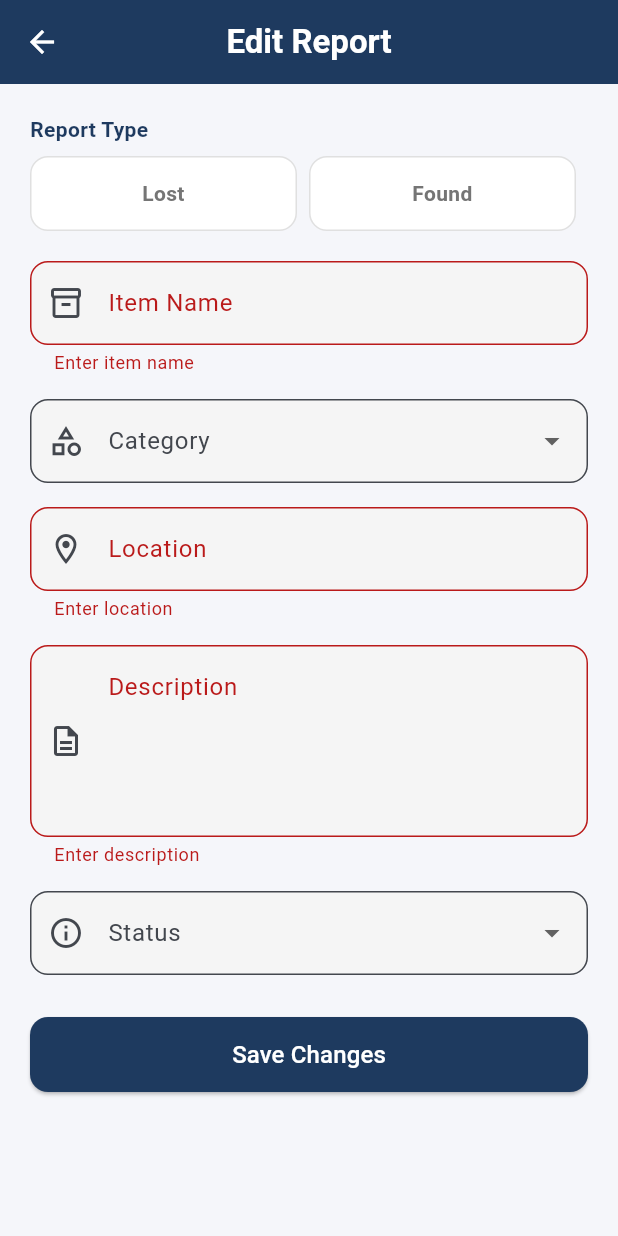
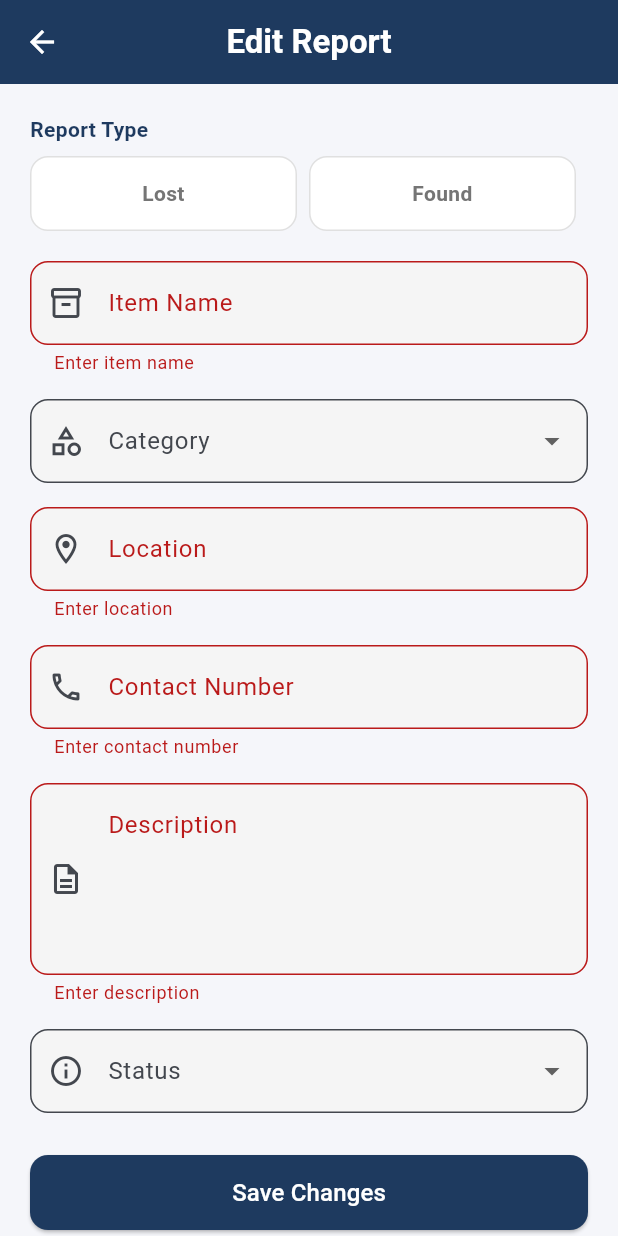
Before and after one commit to alyyasaleh/CampusFinderApps, a Flutter app: the EditReportScreen screen opened directly with empty values, after a tap on "Save Changes", on a phone screen of 412 x 824 dp. Run offline on Flutter 3.47's test engine with Material 3 defaults, Android fonts, the phone set to English and light mode, and no system bars; network calls fail.

Commit message:
add contact info

```diff
--- a/lib/Service/api_config.dart
+++ b/lib/Service/api_config.dart
@@ -43,6 +43,7 @@
     required String category,
     required String description,
     required String location,
+    required String phoneNumber,
     required String reportType,
   }) async {
     final response = await http.post(
@@ -53,6 +54,7 @@
         "category": category,
         "description": description,
         "location": location,
+        "phone_number": phoneNumber,
         "report_type": reportType,
         "status": "Unclaimed",
       },
@@ -66,6 +68,7 @@
     required String category,
     required String description,
     required String location,
+    required String phoneNumber,
     required String reportType,
     required String status,
   }) async {
@@ -77,6 +80,7 @@
         "category": category,
         "description": description,
         "location": location,
+        "phone_number": phoneNumber,
         "report_type": reportType,
         "status": status,
       },
--- a/lib/Views/Detail_Screen.dart
+++ b/lib/Views/Detail_Screen.dart
@@ -44,6 +44,7 @@ class _DetailScreenState extends State<DetailScreen> {
         category: getValue("category"),
         description: getValue("description"),
         location: getValue("location"),
+        phoneNumber: getValue("phone_number"),
         reportType: getValue("report_type"),
         status: newStatus,
       );
@@ -237,6 +238,7 @@ class _DetailScreenState extends State<DetailScreen> {
 
                 infoRow("Category", getValue("category")),
                 infoRow("Location", getValue("location")),
+                infoRow("Contact Number", getValue("phone_number")),
                 infoRow("Description", getValue("description")),
                 infoRow("Reported by", getValue("user_name")),
                 infoRow("Date Reported", getValue("date_reported")),
--- a/lib/Views/edit_report_screen.dart
+++ b/lib/Views/edit_report_screen.dart
@@ -15,7 +15,7 @@ class _EditReportScreenState extends State<EditReportScreen> {
   late TextEditingController _itemNameController;
   late TextEditingController _descriptionController;
   late TextEditingController _locationController;
-
+  late TextEditingController _phoneController;
   late String _selectedCategory;
   late String _selectedType;
   late String _selectedStatus;
@@ -39,6 +39,9 @@ class _EditReportScreenState extends State<EditReportScreen> {
         TextEditingController(text: widget.report['description']);
     _locationController =
         TextEditingController(text: widget.report['location']);
+    _phoneController = TextEditingController(
+      text: widget.report['phone_number']?.toString() ?? '',
+      );
     _selectedCategory = widget.report['category'] ?? 'Personal Item';
     _selectedType = widget.report['report_type'] ?? 'Lost';
     _selectedStatus = widget.report['status'] ?? 'Unclaimed';
@@ -49,6 +52,7 @@ class _EditReportScreenState extends State<EditReportScreen> {
     _itemNameController.dispose();
     _descriptionController.dispose();
     _locationController.dispose();
+    _phoneController.dispose();
     super.dispose();
   }
 
@@ -63,6 +67,7 @@ class _EditReportScreenState extends State<EditReportScreen> {
         category: _selectedCategory,
         description: _descriptionController.text.trim(),
         location: _locationController.text.trim(),
+        phoneNumber: _phoneController.text.trim(),
         reportType: _selectedType,
         status: _selectedStatus,
       );
@@ -83,6 +88,7 @@ class _EditReportScreenState extends State<EditReportScreen> {
           'category': _selectedCategory,
           'description': _descriptionController.text.trim(),
           'location': _locationController.text.trim(),
+          'phone_number': _phoneController.text.trim(),
           'report_type': _selectedType,
           'status': _selectedStatus,
         });
@@ -201,6 +207,23 @@ class _EditReportScreenState extends State<EditReportScreen> {
               ),
               const SizedBox(height: 16),
 
+              // ── phone number ──────────────────────────────
+              TextFormField(
+                controller: _phoneController,
+                keyboardType: TextInputType.phone,
+                decoration: const InputDecoration(
+                  labelText: 'Contact Number',
+                  prefixIcon: Icon(Icons.phone_outlined),
+                ),
+                validator: (v) {
+                  if (v == null || v.trim().isEmpty) {
+                    return 'Enter contact number';
+                  }
+                  return null;
+                },
+              ),
+              const SizedBox(height: 16),
+
               // ── Description ──────────────────────────────
               TextFormField(
                 controller: _descriptionController,
```
Also changed, not shown: lib/Views/add_report_screen.dart (+21 -1 lines).
